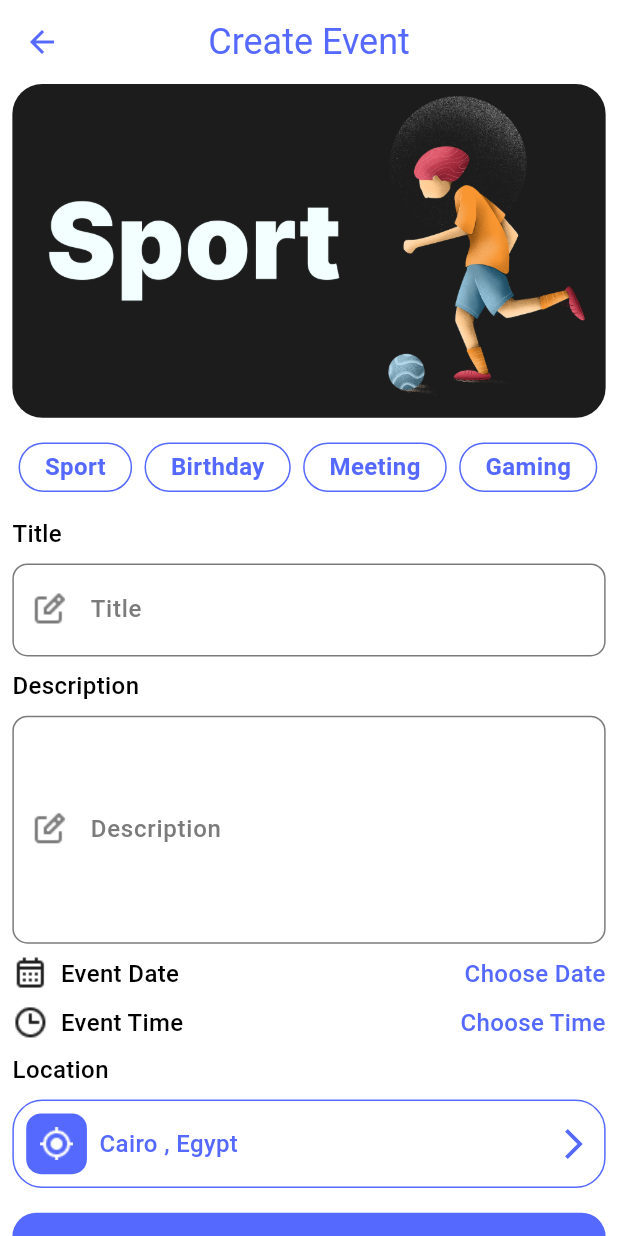
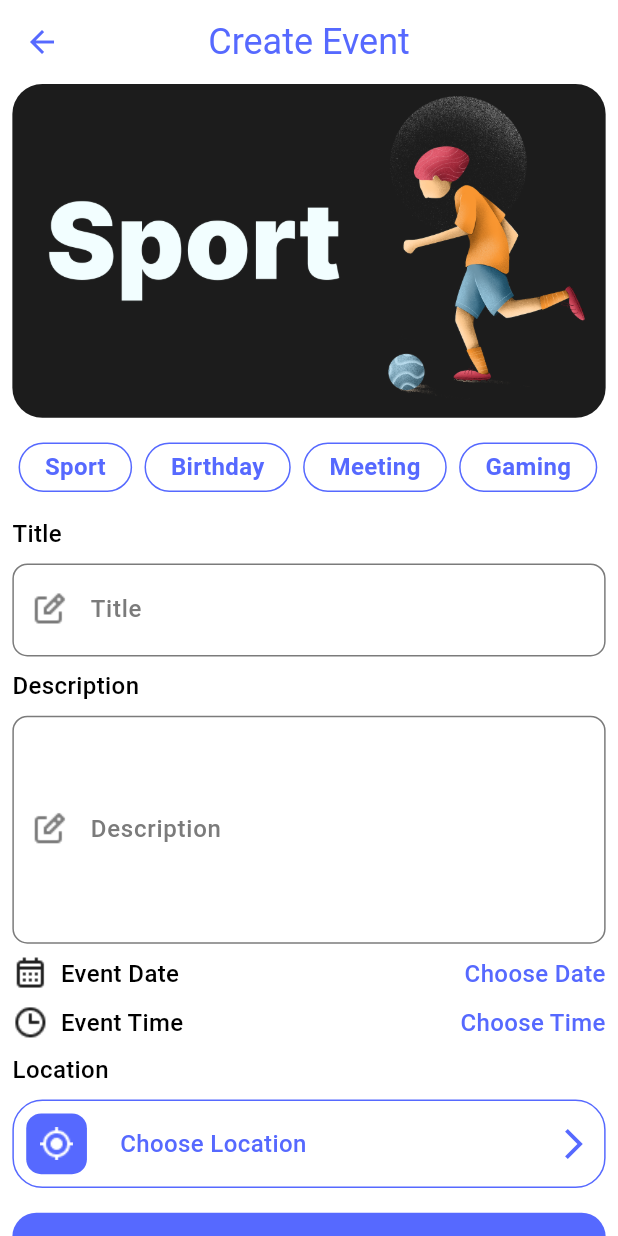
Before and after one commit to mohamedzakaria9/evently_app, a Flutter app: the AddEventPage screen opened by its route, on a phone screen of 412 x 824 dp. Run offline on Flutter 3.47's test engine with Material 3 defaults, Android fonts, the phone set to English and light mode, and no system bars; our stand-ins replace cloud_firestore, firebase_auth, firebase_core, google_maps_flutter, quickalert, shared_preferences; accounts and stored records are empty.

Commit message:
done adding the location to the event and choosing event location while adding it

```diff
--- a/lib/FirebaseUtiles.dart
+++ b/lib/FirebaseUtiles.dart
@@ -19,6 +19,7 @@ class FirebaseUtiles {
       var eventDoc = eventRef.doc();
       event.id = eventDoc.id;
       print("✅ Event added to Firebase successfully with ID: ${event.id}");
+      print("this is the  latLang of the event ${event.latLng.latitude} and ${event.latLng.longitude} , ${event.latLng.runtimeType}");
       await eventDoc.set(event);
     } catch (e) {
       print("❌ Failed to add event: $e");
--- a/lib/l10n/app_ar.arb
+++ b/lib/l10n/app_ar.arb
@@ -46,5 +46,6 @@
   "add_event": "إضافة حدث",
   "choose_date": "أختر تاريخ",
   "choose_time": "أختر وقت",
-  "no_data_found": "لا يوجد بيانات"
+  "no_data_found": "لا يوجد بيانات",
+  "choose_location": "اختار موقع"
 }
--- a/lib/l10n/app_en.arb
+++ b/lib/l10n/app_en.arb
@@ -46,5 +46,6 @@
   "add_event": "Add Event",
   "choose_date": "Choose Date",
   "choose_time": "Choose Time",
-  "no_data_found": "No Data Found"
+  "no_data_found": "No Data Found",
+  "choose_location": "Choose Location"
 }
--- a/lib/l10n/app_localizations.dart
+++ b/lib/l10n/app_localizations.dart
@@ -385,6 +385,12 @@ abstract class AppLocalizations {
   /// In en, this message translates to:
   /// **'No Data Found'**
   String get no_data_found;
+
+  /// No description provided for @choose_location.
+  ///
+  /// In en, this message translates to:
+  /// **'Choose Location'**
+  String get choose_location;
 }
 
 class _AppLocalizationsDelegate
--- a/lib/l10n/app_localizations_ar.dart
+++ b/lib/l10n/app_localizations_ar.dart
@@ -151,4 +151,7 @@ class AppLocalizationsAr extends AppLocalizations {
 
   @override
   String get no_data_found => 'لا يوجد بيانات';
+
+  @override
+  String get choose_location => 'اختار موقع';
 }
--- a/lib/l10n/app_localizations_en.dart
+++ b/lib/l10n/app_localizations_en.dart
@@ -151,4 +151,7 @@ class AppLocalizationsEn extends AppLocalizations {
 
   @override
   String get no_data_found => 'No Data Found';
+
+  @override
+  String get choose_location => 'Choose Location';
 }
--- a/lib/main.dart
+++ b/lib/main.dart
@@ -4,11 +4,13 @@ import 'package:evently_app/l10n/app_localizations.dart';
 import 'package:evently_app/models/LocalUser.dart';
 import 'package:evently_app/providers/EventsProvider.dart';
 import 'package:evently_app/providers/LanguageProvider.dart';
+import 'package:evently_app/providers/LocationProvider.dart';
 import 'package:evently_app/providers/ShowHidePasswordProvider.dart';
 import 'package:evently_app/providers/ThemeProvider.dart';
 import 'package:evently_app/sharedPreferance/UserSharedPreferance.dart';
 import 'package:evently_app/theme/AppTheme.dart';
 import 'package:evently_app/ui/add_event_page/AddEventPage.dart';
+import 'package:evently_app/ui/add_event_page/GoogleMapsPage.dart';
 import 'package:evently_app/ui/auth/login_screen/LoginPage.dart';
 import 'package:evently_app/ui/auth/sign_up_screen/SignUpPage.dart';
 import 'package:evently_app/ui/favorites_screen/FavoritesScreen.dart';
@@ -34,6 +36,7 @@ void main() async{
   if(isLoggedIn == true){
     LocalUser.name = await UserSharedPreferance.getName();
     LocalUser.email = await UserSharedPreferance.getEmail();
+    LocalUser.uId = await UserSharedPreferance.getUserId();
   }
   runApp(
     MultiProvider(
@@ -42,6 +45,7 @@ void main() async{
         ChangeNotifierProvider(create: (_) => ThemeProvider()),
         ChangeNotifierProvider(create: (_) => EventsProvider()),
         ChangeNotifierProvider(create: (_) => ShowHidePasswordProvider(),),
+        ChangeNotifierProvider(create: (_) => LocationProvider())
       ],
       child: MyApp(isLoggedIn: isLoggedIn,),
     ),
@@ -75,7 +79,7 @@ class MyApp extends StatelessWidget {
         Routes.MapsScreen: (context)=>MapsScreen(),
         Routes.LoginScreen: (context)=>LoginPage(),
         Routes.SignUpScreen:(context)=>SignUpPage(),
-        Routes.AddEventPage:(context)=>AddEventPage()
+        Routes.AddEventPage:(context)=>AddEventPage(),
       },
       theme: AppTheme.lightTheme,
       darkTheme: AppTheme.darkTheme,
--- a/lib/models/Event.dart
+++ b/lib/models/Event.dart
@@ -1,3 +1,4 @@
+import 'package:google_maps_flutter/google_maps_flutter.dart';
 import 'package:intl/intl.dart';
 
 class Event {
@@ -9,7 +10,7 @@ class Event {
   DateTime date;
   var time;
   bool isFavorite;
-
+  LatLng latLng;
   Event({
     this.id,
     required this.image,
@@ -19,6 +20,7 @@ class Event {
     required this.date,
     required this.time,
     this.isFavorite = false,
+    required this.latLng,
   });
 
   static fromJson(Map<String, dynamic> json) {
@@ -32,6 +34,7 @@ class Event {
       date: parseFlexibleDate(json['date']),
       time: json['time'],
       isFavorite: json['isFavorite'],
+      latLng: LatLng.fromJson(json['latLng'])!
     );
   }
 
@@ -45,7 +48,8 @@ class Event {
       "description": description,
       "date": DateFormat.yMMMd().format(date),
       "time": time,
-      "isFavorite": isFavorite
+      "isFavorite": isFavorite,
+      "latLng": latLng.toJson()
     };
   }
   static DateTime parseFlexibleDate(String input) {
--- /dev/null
+++ b/lib/providers/LocationProvider.dart
@@ -0,0 +1,14 @@
+import 'package:flutter/cupertino.dart';
+import 'package:google_maps_flutter/google_maps_flutter.dart';
+
+class LocationProvider extends ChangeNotifier{
+  LatLng? location;
+  void updateLocation(LatLng newLocation){
+    location = newLocation;
+    notifyListeners();
+  }
+  void clearLocation(){
+    location = null;
+    notifyListeners();
+  }
+}
--- a/lib/ui/add_event_page/AddEventPage.dart
+++ b/lib/ui/add_event_page/AddEventPage.dart
@@ -3,8 +3,11 @@ import 'package:evently_app/l10n/app_localizations.dart';
 import 'package:evently_app/models/CustomElevatedButton.dart';
 import 'package:evently_app/models/CustomTextFormField.dart';
 import 'package:evently_app/models/Event.dart';
+import 'package:evently_app/providers/LocationProvider.dart';
+import 'package:evently_app/ui/add_event_page/GoogleMapsPage.dart';
 import 'package:evently_app/utilites/AppImages.dart';
 import 'package:flutter/material.dart';
+import 'package:google_maps_flutter/google_maps_flutter.dart';
 import 'package:intl/intl.dart';
 import 'package:provider/provider.dart';
 import '../../models/LocalUser.dart';
@@ -32,10 +35,8 @@ class _AddEventPageState extends State<AddEventPage> {
     AppImages.eatingImage,
   ];
 
-
-
   final _formKey = GlobalKey<FormState>();
-
+  LatLng? chosenLocation;
   int currentIndex = 0;
   var currentDate;
   var currentTime;
@@ -46,7 +47,7 @@ class _AddEventPageState extends State<AddEventPage> {
 
   @override
   Widget build(BuildContext context) {
-    List<String>titles =  [
+    List<String> titles = [
       AppLocalizations.of(context)!.sport,
       AppLocalizations.of(context)!.birthday,
       AppLocalizations.of(context)!.meeting,
@@ -62,6 +63,17 @@ class _AddEventPageState extends State<AddEventPage> {
     var eventsProvider = Provider.of<EventsProvider>(context);
     return Scaffold(
       appBar: AppBar(
+        leading: Consumer<LocationProvider>(
+          builder: (context, value, child) {
+            return IconButton(
+              onPressed: () {
+                value.clearLocation();
+                Navigator.pop(context);
+              },
+              icon: Icon(Icons.arrow_back),
+            );
+          },
+        ),
         backgroundColor: Colors.transparent,
         iconTheme: IconThemeData(color: AppColors.appPrimaryColor),
         title: Text(
@@ -200,23 +212,26 @@ class _AddEventPageState extends State<AddEventPage> {
                     Spacer(),
                     InkWell(
                       onTap: () async {
-                        print("this is the current time var before pick up: $time");
+                        // print(
+                        //   "this is the current time var before pick up: $time",
+                        // );
                         time = await showTimePicker(
                           context: context,
                           initialTime: TimeOfDay.now(),
                         );
-                        print("this is the current time after the pick up $time");
+                        // print(
+                        //   "this is the current time after the pick up $time",
+                        // );
                         if (time == null) {
                           currentTime = null;
                         } else {
-                          print(
-                            "this is the current time var before : $currentTime",
-                          );
-                          currentTime =
-                              time!.format(context);
-                          print(
-                            "this is the current time var after : $currentTime",
-                          );
+                          // print(
+                          //   "this is the current time var before : $currentTime",
+                          // );
+                          currentTime = time!.format(context);
+                          // print(
+                          //   "this is the current time var after : $currentTime",
+                          // );
                         }
                         setState(() {});
                       },
@@ -247,6 +262,24 @@ class _AddEventPageState extends State<AddEventPage> {
                     ),
                     borderRadius: BorderRadius.circular(20),
                   ),
+                  child: Consumer<LocationProvider>(
+                    builder: (context, value, child) {
+                      return InkWell(
+                        onTap: () async {
+                          LatLng? location = await Navigator.push<LatLng>(
+                            context,
+                            MaterialPageRoute(
+                              builder: (context) {
+                                return GoogleMapsPage();
+                              },
+                            ),
+                          );
+                          value.updateLocation(location!);
+                          chosenLocation = value.location;
+                          print(
+                            "this is the location variable ${location!.latitude} and ${location.longitude}",
+                          );
+                        },
                         child: Row(
                           children: [
                             Container(
@@ -264,13 +297,26 @@ class _AddEventPageState extends State<AddEventPage> {
                               ),
                             ),
                             SizedBox(width: width * 0.02),
-                      Text("Cairo , Egypt", style: AppFonts.medium16Primary),
+                            Expanded(
+                              child: Text(
+                                textAlign: TextAlign.center,
+                                value.location == null
+                                    ? AppLocalizations.of(
+                                        context,
+                                      )!.choose_location
+                                    : "Chosen Location is ${value.location!.latitude} and ${value.location!.longitude}",
+                                style: AppFonts.medium16Primary,
+                              ),
+                            ),
                             Spacer(),
                             Icon(
                               Icons.arrow_forward_ios_outlined,
                               color: AppColors.appPrimaryColor,
                             ),
                           ],
+                        ),
+                      );
+                    },
                   ),
                 ),
                 SizedBox(height: height * 0.02),
@@ -287,14 +333,18 @@ class _AddEventPageState extends State<AddEventPage> {
                         Event(
                           title: titleController.text,
                           image: imagesList[currentIndex],
-                          category: eventsProvider.titles[currentIndex+1],
+                          category: eventsProvider.titles[currentIndex + 1],
                           description: descriptionController.text,
                           date: date!,
                           time: currentTime!,
+                          latLng: chosenLocation!,
                         ),
-                        LocalUser.uId!
+                        LocalUser.uId!,
                       );
-                      eventsProvider.getEvents(allowLoading: true,uId: LocalUser.uId!);
+                      eventsProvider.getEvents(
+                        allowLoading: true,
+                        uId: LocalUser.uId!,
+                      );
                       ScaffoldMessenger.of(context).showSnackBar(
                         const SnackBar(
                           content: Text('Event Added Successfully'),
--- a/lib/ui/auth/login_screen/LoginPage.dart
+++ b/lib/ui/auth/login_screen/LoginPage.dart
@@ -201,6 +201,7 @@ class _LoginPageState extends State<LoginPage> {
           await UserSharedPreferance.setEmail(user!.email);
           await UserSharedPreferance.setName(user.name);
           await UserSharedPreferance.setLoggingStatus(true);
+          await UserSharedPreferance.setUserId(user.id);
           LocalUser.name = user.name;
           LocalUser.email = user.email;
           LocalUser.uId = user.id;
--- a/pubspec.yaml
+++ b/pubspec.yaml
@@ -45,6 +45,7 @@ dependencies:
   quickalert: ^1.1.0
   shimmer_animation: ^2.2.2
   shared_preferences: ^2.5.3
+  google_maps_flutter: ^2.13.1
 
 dev_dependencies:
   flutter_test:
```
Also changed, not shown: lib/sharedPreferance/UserSharedPreferance.dart (+10 -0 lines), lib/ui/add_event_page/GoogleMapsPage.dart (added, +43 -0 lines), lib/ui/maps_screen/MapsScreen.dart (+42 -2 lines), pubspec.lock, 3 other files. Lines whose indentation alone changed are shown as unchanged.
